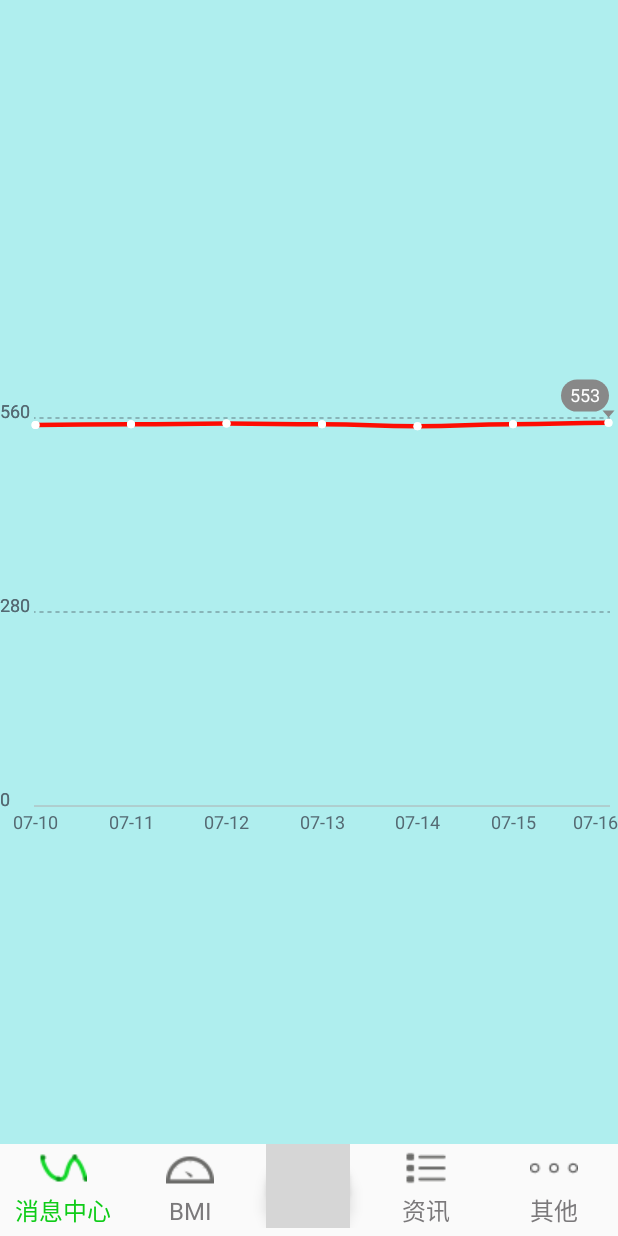
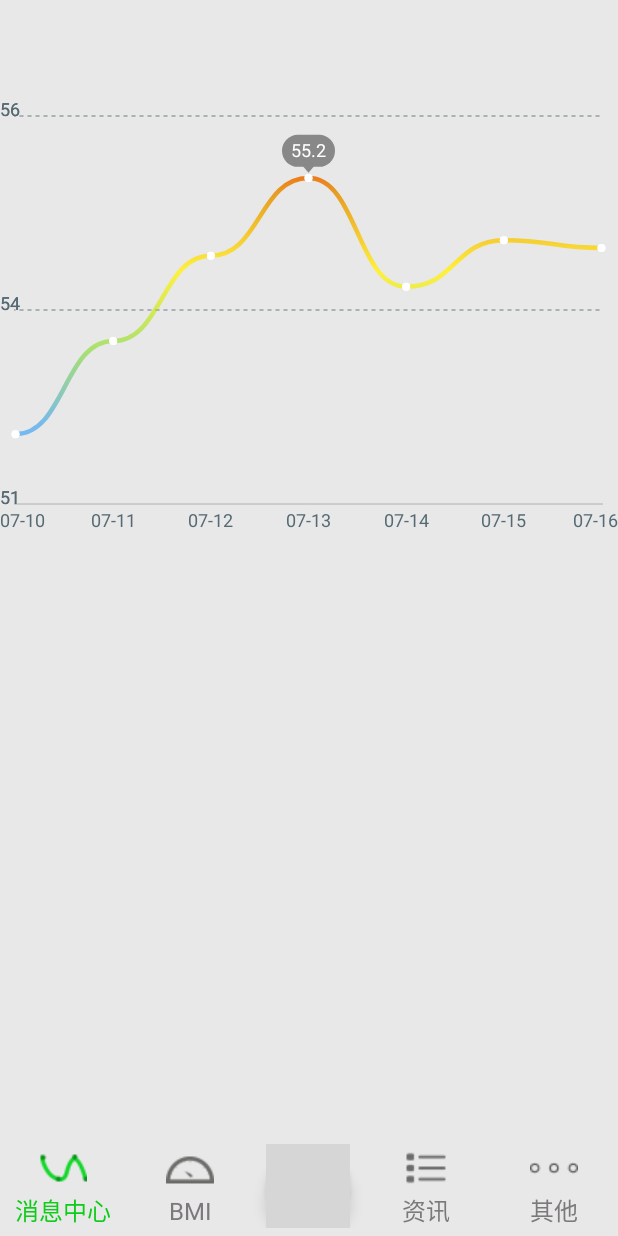
Before and after one commit to yezhihao4611/HealthDiary, an Android app: the screen it shows after launch (MainActivity), on a phone screen of 412 x 824 dp. Run offline under Robolectric (Android 15) with nearby library versions, the light colour scheme and no system bars; our stand-ins replace CircleImageView; libraries missing offline, so code that uses them is left out: cn.bmob.v3; grey boxes are pictures that could not be loaded.

Commit message:
20161107 Hao

```diff
--- a/app/src/main/java/com/tz/healthdiary/Jgraph/inter/BaseGraph.java
+++ b/app/src/main/java/com/tz/healthdiary/Jgraph/inter/BaseGraph.java
@@ -165,7 +165,7 @@ public abstract class BaseGraph extends View implements GestureDetector.OnGestur
     private int mAbscissaMsgSize;
     protected int mState = 0;
     private int mXNums;
-    private int mXinterval;
+    private float mXinterval;
     private GestureDetector mGestureDetector;
     private Scroller mScroller;
     private int mMinimumVelocity;
@@ -707,7 +707,7 @@ public abstract class BaseGraph extends View implements GestureDetector.OnGestur
     }
 
     private void drawAbscissaMsg(Canvas canvas) {
-        int mTotalTime = mXinterval * mXNums;
+        float mTotalTime = mXinterval * mXNums;
         String total = String.valueOf(mTotalTime);
         float xWi = mWidth - mChartArea.left - getPaddingRight() - mAbscissaPaint.measureText(total, 0, total.length());
         for (int i = 0; i < mXNums + 1; i++) {
@@ -865,8 +865,7 @@ public abstract class BaseGraph extends View implements GestureDetector.OnGestur
         } else {
             if (mYaxis_Max < mHeightestChart.getTopest() || mYaxis_min > mMinestChart.getTopest()) {
                 //纵轴的 最大值 要比数据最大还大
-                mYaxis_Max = mYaxis_Max < mHeightestChart.getTopest() ? MathHelper
-                        .getCeil10(mHeightestChart.getTopest()) : mYaxis_Max;
+                mYaxis_Max = mYaxis_Max < mHeightestChart.getTopest() ? MathHelper.getCeil10(mHeightestChart.getTopest()) : mYaxis_Max;
                 if (mYaxis_min > mMinestChart.getTopest()) {
                     mYaxis_min = MathHelper.getCast10(mMinestChart.getTopest());
                 }
@@ -927,7 +926,7 @@ public abstract class BaseGraph extends View implements GestureDetector.OnGestur
         mYaxismax = new DecimalFormat("##.#").format(mYaxis_Max);
         mYaxis_min = min;
         mYaxis_msg = mYaxis_msg == null ? new ArrayList<String>(showYnum) : mYaxis_msg;
-        refreshExcels();
+//        refreshExcels();
     }
 
     private void refreshYaxisValues(int showYnum) {
@@ -959,7 +958,7 @@ public abstract class BaseGraph extends View implements GestureDetector.OnGestur
      * @param xNums     几段
      * @param xinterval 每段多少
      */
-    public void setXnums(int xNums, int xinterval) {
+    public void setXnums(int xNums, float xinterval) {
         mXNums = xNums;
         mXinterval = xinterval;
     }
--- a/app/src/main/java/com/tz/healthdiary/Jgraph/utils/MathHelper.java
+++ b/app/src/main/java/com/tz/healthdiary/Jgraph/utils/MathHelper.java
@@ -36,7 +36,7 @@ public class MathHelper {
      * @return
      */
     public static int getCeil10(float num){
-        return ( (int)( num+9.9999999 ) )/10*10;
+        return ( (int)( num+0.999f) );
     }
 
     /**
--- a/app/src/main/java/com/tz/healthdiary/fragment/CentreFragment.java
+++ b/app/src/main/java/com/tz/healthdiary/fragment/CentreFragment.java
@@ -10,11 +10,14 @@ import android.view.View;
 import android.view.ViewGroup;
 import android.widget.FrameLayout;
 import android.widget.LinearLayout;
+import android.widget.ListView;
 
 import com.tz.healthdiary.Jgraph.graph.JcoolGraph;
 import com.tz.healthdiary.Jgraph.inter.BaseGraph;
 import com.tz.healthdiary.Jgraph.models.Jchart;
 import com.tz.healthdiary.R;
+import com.tz.healthdiary.bean.WeightInfo;
+import com.tz.healthdiary.bean.WeightListAdapter;
 
 import java.security.SecureRandom;
 import java.util.ArrayList;
@@ -27,6 +30,10 @@ import java.util.List;
 
 public class CentreFragment extends Fragment {
     private JcoolGraph mLineChar;
+    ListView lv_weight_center;
+    List<WeightInfo> list;
+    WeightListAdapter weightListAdapter;
+    private float[] numbers;
 
 
     @Nullable
@@ -42,37 +49,49 @@ public class CentreFragment extends Fragment {
         super.onViewCreated(view, savedInstanceState);
 
         mLineChar = (JcoolGraph) view.findViewById(R.id.chart_line);
+        lv_weight_center = (ListView) view.findViewById(R.id.lv_weight_center);
 
         List<Jchart> lines = new ArrayList<>();
 
-        lines.add(new Jchart(0, 550, "07-10", Color.BLACK));
-        lines.add(new Jchart(0, 551, "07-11", Color.BLACK));
-        lines.add(new Jchart(0, 552, "07-12", Color.BLACK));
-        lines.add(new Jchart(0, 551, "07-13", Color.BLACK));
-        lines.add(new Jchart(0, 548, "07-14", Color.BLACK));
-        lines.add(new Jchart(0, 551, "07-15", Color.BLACK));
-        lines.add(new Jchart(0, 553, "07-16", Color.BLACK));
+        lines.add(new Jchart(0, 51.9f, "07-10", Color.BLACK));
+        lines.add(new Jchart(0, 53.1f, "07-11", Color.BLACK));
+        lines.add(new Jchart(0, 54.2f, "07-12", Color.BLACK));
+        lines.add(new Jchart(0, 55.2f, "07-13", Color.BLACK));
+        lines.add(new Jchart(0, 53.8f, "07-14", Color.BLACK));
+        lines.add(new Jchart(0, 54.4f, "07-15", Color.BLACK));
+        lines.add(new Jchart(0, 54.3f, "07-16", Color.BLACK));
 
 
+        numbers = new float[]{51.9f, 53.1f, 54.2f, 55.2f, 53.8f, 54.4f, 54.3f};
+
+        int min = (int) numbers[0];
+        for (int i = 0; i < numbers.length; i++) {
+            if (min > numbers[i]) {
+                min = (int) numbers[i];
+            }
+        }
+
+
+        mLineChar.feedData(lines);
+        mLineChar.setLinePointRadio((int) mLineChar.getLineWidth());
         mLineChar.setLineStyle(JcoolGraph.LINE_CURVE);
-        mLineChar.setLinePointRadio((int) mLineChar.getLineWidth());
         mLineChar.setLineShowStyle(JcoolGraph.LINESHOW_ASWAVE);
         mLineChar.setSelectedMode(BaseGraph.SELECETD_MSG_SHOW_TOP);
         mLineChar.setScrollAble(false);
-        mLineChar.feedData(lines);
+        mLineChar.setNormalColor(Color.parseColor("#676567"));
 
-//        mLineChar.setYaxisValues(551, 0, 0);
+
+        mLineChar.setYaxisValues(min, 0, 0);
         mLineChar.setPaintShaderColors(Color.RED, Color.parseColor("#E79D23"), Color.parseColor("#FFF03D"), Color.parseColor("#A9E16F"), Color.parseColor("#75B9EF"));
 
+
+        lv_weight_center.setAdapter(weightListAdapter);
     }
 
     @Override
     public void onResume() {
         super.onResume();
-
         mLineChar.aniShow_growing();
-
     }
 
-
 }
--- a/app/src/main/res/layout/activity_center.xml
+++ b/app/src/main/res/layout/activity_center.xml
@@ -2,7 +2,7 @@
 <LinearLayout xmlns:android="http://schemas.android.com/apk/res/android"
     android:layout_width="match_parent"
     android:layout_height="match_parent"
-    android:background="#AFEEEE"
+    android:background="#E8E8E8"
     android:orientation="horizontal">
 
 
@@ -10,14 +10,18 @@
         android:id="@+id/chart_line"
         android:layout_width="match_parent"
         android:layout_height="360dp"
-        android:layout_gravity="center"
         android:clickable="true"
-        android:paddingRight="5dp"
+        android:paddingRight="10dp"
         android:paddingTop="50dp"
         app:graphstyle="line"
         app:linestyle="curve"
         app:linewidth="3dp"
         app:showymsg="true" />
 
+    <ListView
+        android:id="@+id/lv_weight_center"
+        android:layout_width="match_parent"
+        android:layout_height="wrap_content"></ListView>
+
 
 </LinearLayout>
--- a/app/src/main/res/layout/activity_main.xml
+++ b/app/src/main/res/layout/activity_main.xml
@@ -3,6 +3,7 @@
     android:id="@+id/main"
     xmlns:android="http://schemas.android.com/apk/res/android"
     xmlns:app="http://schemas.android.com/apk/res-auto"
+    android:background="#E8E8E8"
     android:layout_width="match_parent"
     android:layout_height="match_parent"
     android:orientation="vertical">
```
Also changed, not shown: app/src/main/java/com/tz/healthdiary/bean/WeightInfo.java (added, +44 -0 lines), app/src/main/java/com/tz/healthdiary/bean/WeightListAdapter.java (added, +73 -0 lines), app/src/main/res/layout/item_weight.xml (added, +57 -0 lines).
